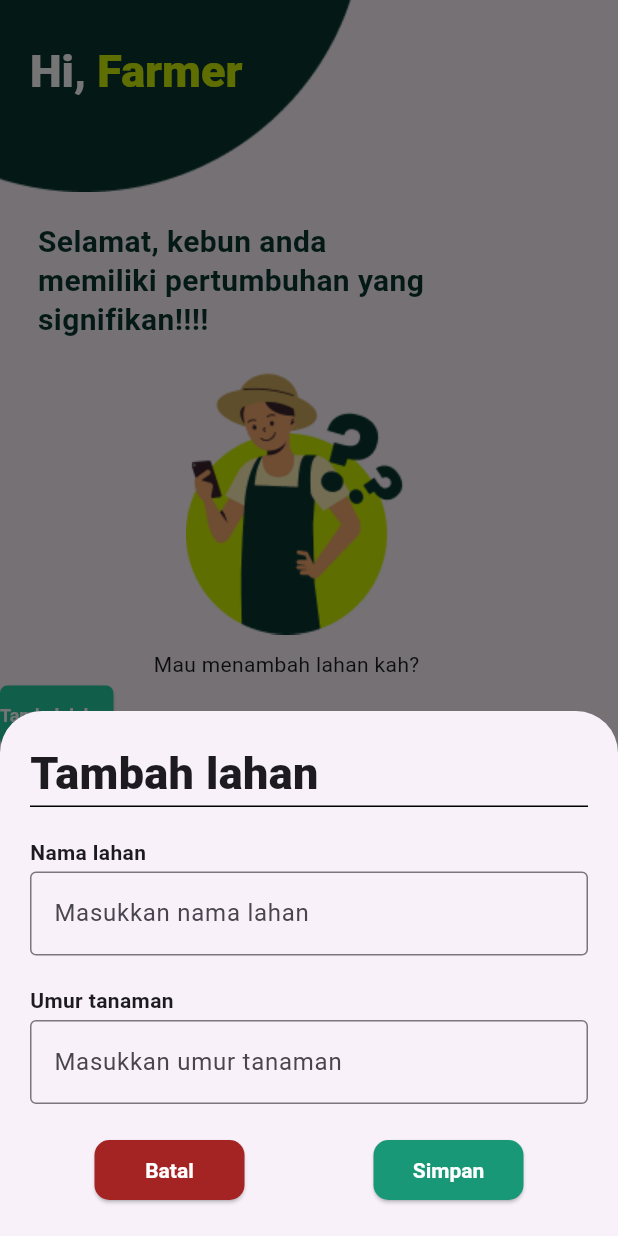
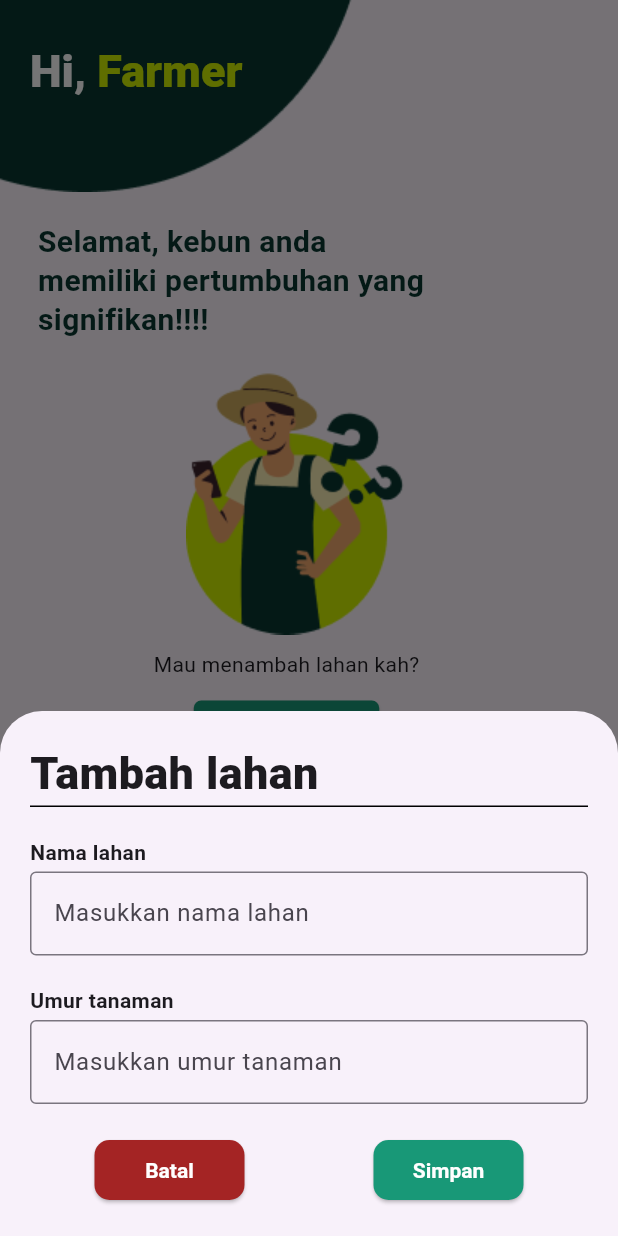
Before and after one commit to Naidleri/siop_ppl_agro, a Flutter app: the screen it shows after launch, after a tap on "Tambah lahan", on a phone screen of 412 x 824 dp. Run offline on Flutter 3.47's test engine with Material 3 defaults, Android fonts, the phone set to English and light mode, and no system bars; our stand-ins replace cloud_firestore, firebase_core, firebase_database, flutter_bloc; accounts and stored records are empty; Roboto replaces fonts that are missing (Poppins).

Commit message:
update:update ui

```diff
--- a/lib/views/pages/lahan/addLahan.dart
+++ b/lib/views/pages/lahan/addLahan.dart
@@ -17,7 +17,7 @@ class AddLahan extends StatelessWidget {
           builder: (BuildContext context) {
             return SingleChildScrollView(
               child: Container(
-                padding: EdgeInsets.all(20),
+                padding: const EdgeInsets.all(20),
                 child: Column(
                   mainAxisSize: MainAxisSize.min,
                   crossAxisAlignment: CrossAxisAlignment.stretch,
@@ -31,7 +31,7 @@ class AddLahan extends StatelessWidget {
                       width: double.infinity,
                       height: 1,
                       color: Colors.black,
-                      padding: EdgeInsets.only(bottom: 10),
+                      padding: const EdgeInsets.only(bottom: 10),
                     ),
                     const SizedBox(
                       height: 20,
@@ -52,7 +52,7 @@ class AddLahan extends StatelessWidget {
                         border: OutlineInputBorder(),
                       ),
                     ),
-                    SizedBox(height: 20),
+                    const SizedBox(height: 20),
                     const Text(
                       "Umur tanaman",
                       style:
@@ -111,7 +111,7 @@ class AddLahan extends StatelessWidget {
                               Navigator.pushReplacement(
                                 context,
                                 MaterialPageRoute(
-                                  builder: (context) => HomeLahan(),
+                                  builder: (context) => const HomeLahan(),
                                 ),
                               );
                             },
@@ -144,8 +144,7 @@ class AddLahan extends StatelessWidget {
       },
       style: ElevatedButton.styleFrom(
         backgroundColor:
-            const Color.fromRGBO(37, 204, 162, 1), // Custom green color
-        padding: EdgeInsets.zero,
+            const Color.fromRGBO(24, 152, 119, 1), // Custom green color
         textStyle: const TextStyle(fontSize: 12),
         shape: RoundedRectangleBorder(
           borderRadius: BorderRadius.circular(5),
--- a/lib/views/pages/lahan/lahan.dart
+++ b/lib/views/pages/lahan/lahan.dart
@@ -24,21 +24,25 @@ class _HomeLahanState extends State<HomeLahan> {
       body: Column(
         crossAxisAlignment: CrossAxisAlignment.start,
         children: [
-          HeaderText(),
-          Deskripsi(),
+          const HeaderText(),
+          const Deskripsi(),
           Column(
             crossAxisAlignment: CrossAxisAlignment.start,
             children: [
               Center(child: Image.asset("assets/images/orang.png")),
               Center(
                 child: Container(
-                  padding: EdgeInsets.only(right: 30, top: 10),
-                  child: Text("Mau menambah lahan kah?"),
+                  padding: const EdgeInsets.only(right: 30, top: 10),
+                  child: const Text("Mau menambah lahan kah?"),
                 ),
               ),
             ],
           ),
-          AddLahan(),
+          Center(
+              child: Container(
+            padding: const EdgeInsets.only(right: 30, top: 10),
+            child: const AddLahan(),
+          )),
           Expanded(
             child: Consumer<LahanProvider>(
               builder: (context, lahanProvider, _) {
@@ -65,7 +69,7 @@ class _HomeLahanState extends State<HomeLahan> {
                                 child: Row(
                                   mainAxisAlignment: MainAxisAlignment.start,
                                   children: [
-                                    Container(
+                                    SizedBox(
                                       width: 60,
                                       height: 50,
                                       child: Center(
@@ -85,8 +89,7 @@ class _HomeLahanState extends State<HomeLahan> {
                                         ),
                                       ),
                                     ),
-                                    // Spacer between columns
-                                    Container(
+                                    SizedBox(
                                       width: 140,
                                       child: Text(
                                         ds["Lahan"].toString(),
@@ -128,7 +131,7 @@ class HeaderText extends StatelessWidget {
           "assets/images/circle-left.png",
         ),
         Container(
-          margin: EdgeInsets.only(left: 20, top: 30),
+          margin: const EdgeInsets.only(left: 20, top: 30),
           child: RichText(
             text: const TextSpan(
               children: [
@@ -165,7 +168,7 @@ class Deskripsi extends StatelessWidget {
   @override
   Widget build(BuildContext context) {
     return Container(
-      margin: EdgeInsets.only(left: 20, top: 20, bottom: 20),
+      margin: const EdgeInsets.only(left: 20, top: 20, bottom: 20),
       child: const Text(
         " Selamat, kebun anda \n memiliki pertumbuhan yang \n signifikan!!!!",
         textAlign: TextAlign.left,
@@ -226,7 +229,7 @@ class _listState extends State<list> {
                               child: Row(
                                 mainAxisAlignment: MainAxisAlignment.start,
                                 children: [
-                                  Container(
+                                  SizedBox(
                                     width: 60,
                                     height: 50,
                                     child: Center(
@@ -246,8 +249,7 @@ class _listState extends State<list> {
                                       ),
                                     ),
                                   ),
-                                  // Spacer between columns
-                                  Container(
+                                  SizedBox(
                                     width: 140,
                                     child: Text(
                                       ds["Lahan"].toString(),
@@ -274,47 +276,3 @@ class _listState extends State<list> {
     );
   }
 }
-
-//  Expanded(
-//                 child: Consumer<LahanProvider>(
-//                   builder: (context, lahanProvider, _) {
-//                     return StreamBuilder(
-//                       stream: lahanProvider.getLahan(),
-//                       builder: (BuildContext context, AsyncSnapshot snapshot) {
-//                         return snapshot.hasData
-//                             ? ListView.builder(
-//                                 itemCount: snapshot.data.docs.length,
-//                                 itemBuilder: (context, index) {
-//                                   DocumentSnapshot ds =
-//                                       snapshot.data.docs[index];
-//                                   return GestureDetector(
-//                                     onTap: () {
-//                                       Navigator.push(
-//                                         context,
-//                                         MaterialPageRoute(
-//                                           builder: (context) => SensorPage(
-//                                             lahanId: ds["Id"],
-//                                             lahanName: ds["Lahan"],
-//                                           ),
-//                                         ),
-//                                       );
-//                                     },
-//                                     child: Container(
-//                                       margin: const EdgeInsets.only(
-//                                           top: 10, bottom: 10),
-//                                       width: MediaQuery.of(context).size.width,
-//                                       decoration: BoxDecoration(
-//                                         border: Border.all(width: 1),
-//                                         borderRadius: BorderRadius.circular(5),
-//                                       ),
-//                                       child: Column(
-//                                           Text(ds["Lahan"].toString()),
-//                                         ],
-//                                       ),
-//                                     ),
-//                                   );
-//                                 },
-//                               )
-//                             : Container();
-//                       },
-//                     );
```
